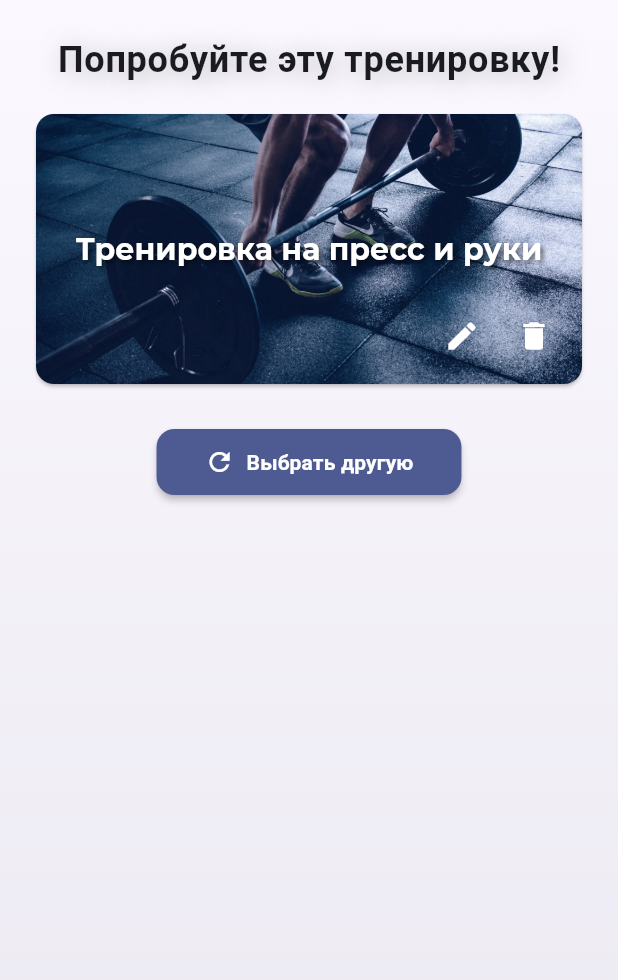
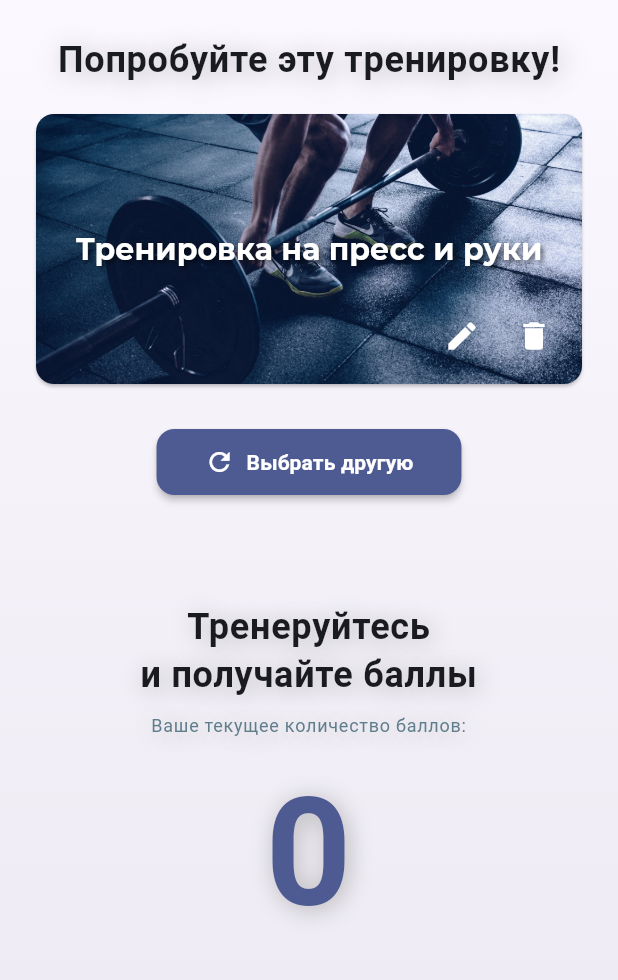
Before and after one commit to MatveyBashirov/GTO-Training-App, a Flutter app: the screen it shows once a user with an empty profile is signed in, on a phone screen of 412 x 824 dp, the part 84-1064 px from its top. Run offline on Flutter 3.47's test engine with Material 3 defaults, Android fonts, the phone set to English and light mode, and no system bars; our stand-ins replace connectivity_plus, email_validator, fl_chart, flutter_dotenv, google_fonts, sqflite and 1 more; missing offline and left inert: gif; accounts and stored records are empty.

Commit message:
scores added

```diff
--- a/lib/features/homepage/views/signup_screen.dart
+++ b/lib/features/homepage/views/signup_screen.dart
@@ -5,7 +5,6 @@ import 'package:flutter/material.dart';
 import 'package:supabase_flutter/supabase_flutter.dart';
 import 'package:trainings_app/features/appbar/training-appbar.dart';
 import 'package:trainings_app/features/homepage/services/snakbar_service.dart';
-import 'package:trainings_app/features/homepage/views/verify_email_screen.dart';
 
 class SignUpScreen extends StatefulWidget {
   const SignUpScreen({super.key});
--- a/lib/features/homepage/views/training_home_page.dart
+++ b/lib/features/homepage/views/training_home_page.dart
@@ -31,17 +31,27 @@ class _TrainingHomePageState extends State<TrainingHomePage> {
   final ExerciseDatabase dbHelper = ExerciseDatabase.instance;
   Map<String, dynamic>? randomWorkout;
   bool isLoading = false;
+  int _totalPoints = 0;
 
   @override
   void initState() {
     super.initState();
     _loadRandomWorkout();
+    _loadTotalPoints();
   }
 
   @override
   void didChangeDependencies() {
     super.didChangeDependencies();
     precacheImage(const AssetImage('assets/img/drawer_img.jpg'), context);
+    _loadTotalPoints();
+  }
+
+  Future<void> _loadTotalPoints() async {
+    final points = await dbHelper.userStatsManager.getTotalPoints();
+    setState(() {
+      _totalPoints = points;
+    });
   }
 
   Future<void> _loadRandomWorkout() async {
@@ -102,7 +112,7 @@ class _TrainingHomePageState extends State<TrainingHomePage> {
                   ),
                 ),
               ),
-              Expanded(
+              Container(
                 child: isLoading
                     ? const Center(child: CircularProgressIndicator())
                     : randomWorkout == null
@@ -169,6 +179,67 @@ class _TrainingHomePageState extends State<TrainingHomePage> {
                             ),
                           ),
               ),
+              Center(
+                child: Padding(
+                  padding: const EdgeInsets.fromLTRB(20, 70, 20, 0),
+                  child: Text(
+                    textAlign: TextAlign.center,
+                    'Тренеруйтесь\nи получайте баллы',
+                    style: theme.textTheme.headlineSmall?.copyWith(
+                        color: theme.colorScheme.onSurface,
+                        fontWeight: FontWeight.bold,
+                        letterSpacing: 0.5,
+                        shadows: [
+                          Shadow(
+                            color: Colors.grey.withOpacity(0.7),
+                            offset: Offset(2, 2),
+                            blurRadius: 20,
+                          ),
+                        ]),
+                  ),
+                ),
+              ),
+              Center(
+                child: Padding(
+                  padding: const EdgeInsets.fromLTRB(20, 10, 20, 0),
+                  child: Text(
+                    textAlign: TextAlign.center,
+                    'Ваше текущее количество баллов:',
+                    style: theme.textTheme.headlineSmall?.copyWith(
+                        color: Colors.blueGrey,
+                        fontSize: 12,
+                        letterSpacing: 0.5,
+                        shadows: [
+                          Shadow(
+                            color: Colors.grey.withOpacity(0.7),
+                            offset: Offset(2, 2),
+                            blurRadius: 20,
+                          ),
+                        ]),
+                  ),
+                ),
+              ),
+              Center(
+                child: Padding(
+                  padding: const EdgeInsets.fromLTRB(20, 10, 20, 0),
+                  child: Text(
+                    textAlign: TextAlign.center,
+                    '$_totalPoints',
+                    style: theme.textTheme.headlineSmall?.copyWith(
+                        color: theme.colorScheme.primary,
+                        fontWeight: FontWeight.bold,
+                        fontSize: 100,
+                        letterSpacing: 0.5,
+                        shadows: [
+                          Shadow(
+                            color: Colors.grey.withOpacity(0.7),
+                            offset: Offset(2, 2),
+                            blurRadius: 20,
+                          ),
+                        ]),
+                  ),
+                ),
+              ),
             ],
           ),
         ),
```
Also changed, not shown: lib/features/homepage/views/verify_email_screen.dart (deleted, +0 -172 lines), lib/features/my-trainings-page/views/completion_screen.dart (+21 -10 lines), lib/services/database/user_stats_manager.dart (+43 -1 lines), 4 other files.
